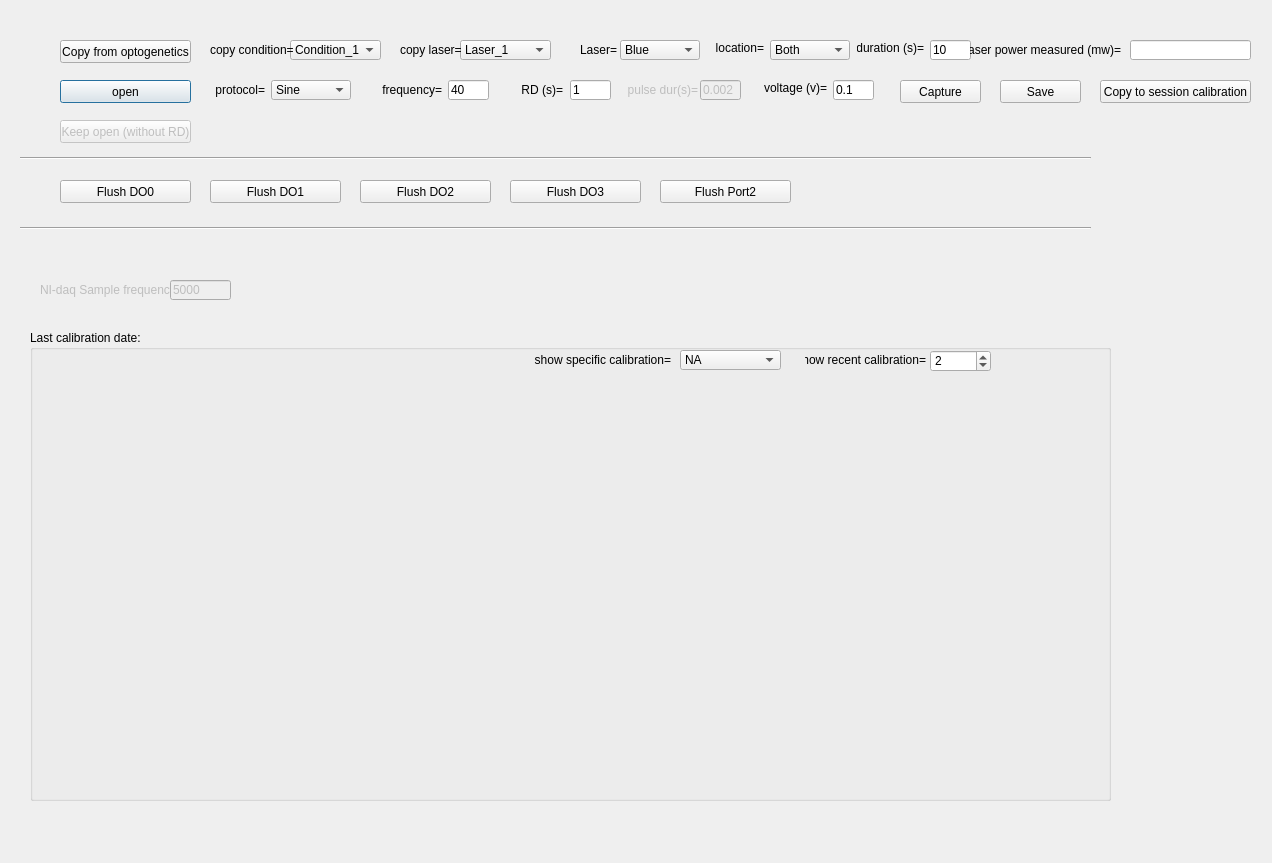
Before: the Qt Designer form src/foraging_gui/CalibrationLaser.ui in AllenNeuralDynamics/dynamic-foraging-task, drawn with Qt 5.
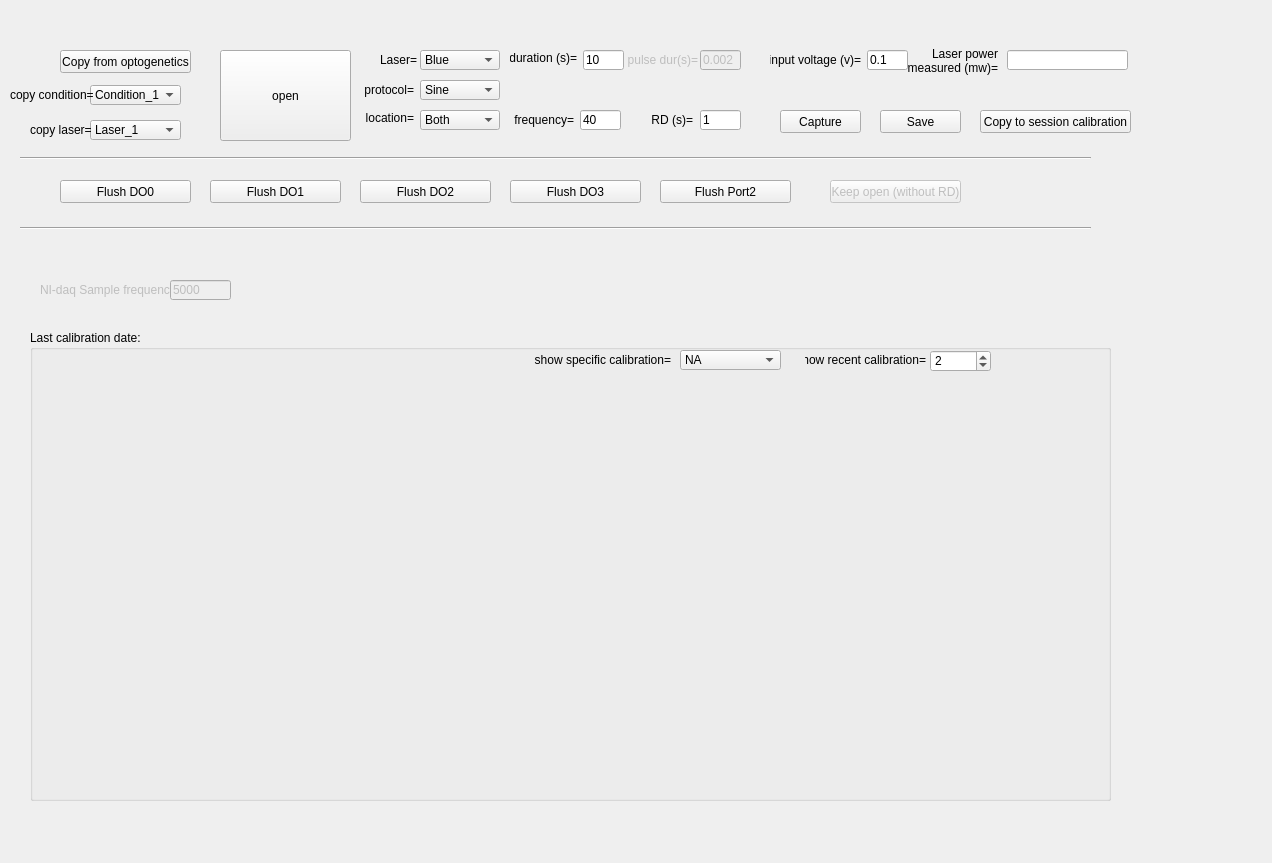
After: the same form once the commit is applied.

Commit message: Reconfigure calibration gui

Patch:
```diff
--- a/src/foraging_gui/CalibrationLaser.ui
+++ b/src/foraging_gui/CalibrationLaser.ui
@@ -22,8 +22,8 @@
   <widget class="QLineEdit" name="Frequency_1">
    <property name="geometry">
     <rect>
-     <x>448</x>
-     <y>80</y>
+     <x>580</x>
+     <y>110</y>
      <width>41</width>
      <height>20</height>
     </rect>
@@ -41,7 +41,7 @@
   <widget class="QComboBox" name="Protocol_1">
    <property name="geometry">
     <rect>
-     <x>271</x>
+     <x>420</x>
      <y>80</y>
      <width>80</width>
      <height>20</height>
@@ -72,8 +72,8 @@
   <widget class="QComboBox" name="Location_1">
    <property name="geometry">
     <rect>
-     <x>770</x>
-     <y>40</y>
+     <x>420</x>
+     <y>110</y>
      <width>80</width>
      <height>20</height>
     </rect>
@@ -106,7 +106,7 @@
   <widget class="QLabel" name="label1_12">
    <property name="geometry">
     <rect>
-     <x>214</x>
+     <x>363</x>
      <y>80</y>
      <width>51</width>
      <height>20</height>
@@ -131,8 +131,8 @@
   <widget class="QLabel" name="label1_14">
    <property name="geometry">
     <rect>
-     <x>512</x>
-     <y>80</y>
+     <x>642</x>
+     <y>110</y>
      <width>51</width>
      <height>20</height>
     </rect>
@@ -156,8 +156,8 @@
   <widget class="QLineEdit" name="Duration_1">
    <property name="geometry">
     <rect>
-     <x>930</x>
-     <y>40</y>
+     <x>583</x>
+     <y>50</y>
      <width>41</width>
      <height>20</height>
     </rect>
@@ -175,8 +175,8 @@
   <widget class="QLineEdit" name="RD_1">
    <property name="geometry">
     <rect>
-     <x>570</x>
-     <y>80</y>
+     <x>700</x>
+     <y>110</y>
      <width>41</width>
      <height>20</height>
     </rect>
@@ -194,8 +194,8 @@
   <widget class="QComboBox" name="LaserColor_1">
    <property name="geometry">
     <rect>
-     <x>620</x>
-     <y>40</y>
+     <x>420</x>
+     <y>50</y>
      <width>80</width>
      <height>20</height>
     </rect>
@@ -230,8 +230,8 @@
   <widget class="QLabel" name="label1_1">
    <property name="geometry">
     <rect>
-     <x>580</x>
-     <y>40</y>
+     <x>380</x>
+     <y>50</y>
      <width>41</width>
      <height>20</height>
     </rect>
@@ -253,7 +253,7 @@
    <property name="geometry">
     <rect>
      <x>700</x>
-     <y>80</y>
+     <y>50</y>
      <width>41</width>
      <height>20</height>
     </rect>
@@ -274,8 +274,8 @@
   <widget class="QLabel" name="label1_13">
    <property name="geometry">
     <rect>
-     <x>371</x>
-     <y>80</y>
+     <x>503</x>
+     <y>110</y>
      <width>71</width>
      <height>20</height>
     </rect>
@@ -299,8 +299,8 @@
   <widget class="QLabel" name="label1_2">
    <property name="geometry">
     <rect>
-     <x>716</x>
-     <y>40</y>
+     <x>366</x>
+     <y>110</y>
      <width>48</width>
      <height>16</height>
     </rect>
@@ -328,7 +328,7 @@
    <property name="geometry">
     <rect>
      <x>627</x>
-     <y>80</y>
+     <y>50</y>
      <width>71</width>
      <height>20</height>
     </rect>
@@ -352,8 +352,8 @@
   <widget class="QLabel" name="label1_5">
    <property name="geometry">
     <rect>
-     <x>857</x>
-     <y>40</y>
+     <x>510</x>
+     <y>50</y>
      <width>67</width>
      <height>16</height>
     </rect>
@@ -374,36 +374,14 @@
     <set>Qt::AlignRight|Qt::AlignTrailing|Qt::AlignVCenter</set>
    </property>
   </widget>
-  <widget class="QPushButton" name="Open">
-   <property name="geometry">
-    <rect>
-     <x>60</x>
-     <y>80</y>
-     <width>131</width>
-     <height>23</height>
-    </rect>
-   </property>
-   <property name="sizePolicy">
-    <sizepolicy hsizetype="Expanding" vsizetype="Expanding">
-     <horstretch>0</horstretch>
-     <verstretch>0</verstretch>
-    </sizepolicy>
-   </property>
-   <property name="text">
-    <string>open</string>
-   </property>
-   <property name="checkable">
-    <bool>true</bool>
-   </property>
-  </widget>
   <widget class="QPushButton" name="KeepOpen">
    <property name="enabled">
     <bool>false</bool>
    </property>
    <property name="geometry">
     <rect>
-     <x>60</x>
-     <y>120</y>
+     <x>830</x>
+     <y>180</y>
      <width>131</width>
      <height>23</height>
     </rect>
@@ -457,7 +435,7 @@
    <property name="geometry">
     <rect>
      <x>60</x>
-     <y>40</y>
+     <y>50</y>
      <width>131</width>
      <height>23</height>
     </rect>
@@ -478,10 +456,10 @@
   <widget class="QLabel" name="label1_17">
    <property name="geometry">
     <rect>
-     <x>970</x>
+     <x>897</x>
      <y>40</y>
-     <width>151</width>
-     <height>20</height>
+     <width>101</width>
+     <height>41</height>
     </rect>
    </property>
    <property name="sizePolicy">
@@ -499,12 +477,15 @@
    <property name="alignment">
     <set>Qt::AlignRight|Qt::AlignTrailing|Qt::AlignVCenter</set>
    </property>
+   <property name="wordWrap">
+    <bool>true</bool>
+   </property>
   </widget>
   <widget class="QLineEdit" name="LaserPowerMeasured">
    <property name="geometry">
     <rect>
-     <x>1130</x>
-     <y>40</y>
+     <x>1007</x>
+     <y>50</y>
      <width>121</width>
      <height>20</height>
     </rect>
@@ -522,8 +503,8 @@
   <widget class="QPushButton" name="Save">
    <property name="geometry">
     <rect>
-     <x>1000</x>
-     <y>80</y>
+     <x>880</x>
+     <y>110</y>
      <width>81</width>
      <height>23</height>
     </rect>
@@ -544,8 +525,8 @@
   <widget class="QLineEdit" name="voltage">
    <property name="geometry">
     <rect>
-     <x>833</x>
-     <y>80</y>
+     <x>867</x>
+     <y>50</y>
      <width>41</width>
      <height>20</height>
     </rect>
@@ -563,10 +544,10 @@
   <widget class="QLabel" name="label1_6">
    <property name="geometry">
     <rect>
-     <x>760</x>
-     <y>80</y>
-     <width>67</width>
-     <height>16</height>
+     <x>770</x>
+     <y>50</y>
+     <width>91</width>
+     <height>20</height>
     </rect>
    </property>
    <property name="sizePolicy">
@@ -576,7 +557,7 @@
     </sizepolicy>
    </property>
    <property name="text">
-    <string>voltage (v)=</string>
+    <string>input voltage (v)=</string>
    </property>
    <property name="textFormat">
     <enum>Qt::AutoText</enum>
@@ -588,8 +569,8 @@
   <widget class="QPushButton" name="Capture">
    <property name="geometry">
     <rect>
-     <x>900</x>
-     <y>80</y>
+     <x>780</x>
+     <y>110</y>
      <width>81</width>
      <height>23</height>
     </rect>
@@ -895,8 +876,8 @@
   <widget class="QPushButton" name="CopyToSession">
    <property name="geometry">
     <rect>
-     <x>1100</x>
-     <y>80</y>
+     <x>980</x>
+     <y>110</y>
      <width>151</width>
      <height>23</height>
     </rect>
@@ -917,8 +898,8 @@
   <widget class="QComboBox" name="CopyCondition">
    <property name="geometry">
     <rect>
-     <x>290</x>
-     <y>40</y>
+     <x>90</x>
+     <y>85</y>
      <width>91</width>
      <height>20</height>
     </rect>
@@ -953,8 +934,8 @@
   <widget class="QLabel" name="label1_3">
    <property name="geometry">
     <rect>
-     <x>210</x>
-     <y>40</y>
+     <x>10</x>
+     <y>85</y>
      <width>91</width>
      <height>20</height>
     </rect>
@@ -972,8 +953,8 @@
   <widget class="QComboBox" name="CopyLaser">
    <property name="geometry">
     <rect>
-     <x>460</x>
-     <y>40</y>
+     <x>90</x>
+     <y>120</y>
      <width>91</width>
      <height>20</height>
     </rect>
@@ -998,8 +979,8 @@
   <widget class="QLabel" name="label1_4">
    <property name="geometry">
     <rect>
-     <x>400</x>
-     <y>40</y>
+     <x>30</x>
+     <y>120</y>
      <width>91</width>
      <height>20</height>
     </rect>
@@ -1014,6 +995,28 @@
     <string>copy laser=</string>
    </property>
   </widget>
+  <widget class="QPushButton" name="Open">
+   <property name="geometry">
+    <rect>
+     <x>220</x>
+     <y>50</y>
+     <width>131</width>
+     <height>91</height>
+    </rect>
+   </property>
+   <property name="sizePolicy">
+    <sizepolicy hsizetype="Expanding" vsizetype="Expanding">
+     <horstretch>0</horstretch>
+     <verstretch>0</verstretch>
+    </sizepolicy>
+   </property>
+   <property name="text">
+    <string>open</string>
+   </property>
+   <property name="checkable">
+    <bool>true</bool>
+   </property>
+  </widget>
  </widget>
  <resources/>
  <connections/>
```
